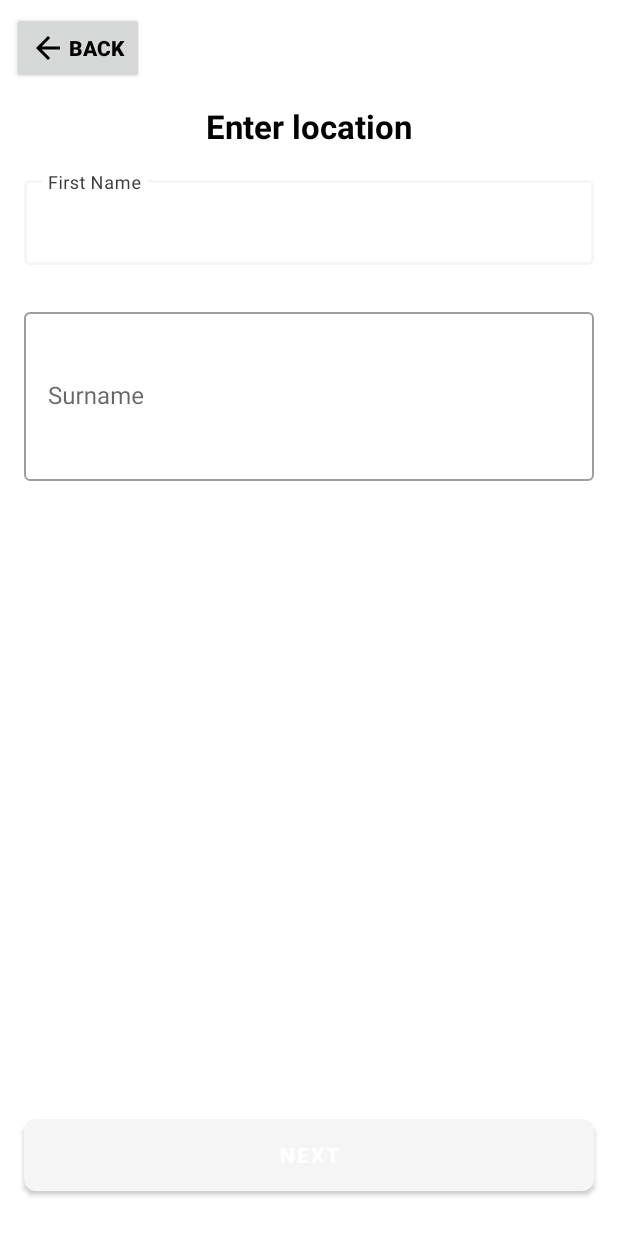
After one commit to yoosinpaddy/HairDresser, an Android app: the Location screen opened directly, with no data from a screen before it, on a phone screen of 412 x 824 dp. The commit adds this screen. Run offline under Robolectric (Android 15) with nearby library versions, the phone set to English and light mode, and no system bars.

Commit message:
Location and services

```diff
--- /dev/null
+++ b/app/src/main/java/apps/trichain/hairdresser/activities/Location.java
@@ -0,0 +1,16 @@
+package apps.trichain.hairdresser.activities;
+
+import androidx.appcompat.app.AppCompatActivity;
+
+import android.os.Bundle;
+
+import apps.trichain.hairdresser.R;
+
+public class Location extends AppCompatActivity {
+
+    @Override
+    protected void onCreate(Bundle savedInstanceState) {
+        super.onCreate(savedInstanceState);
+        setContentView(R.layout.activity_location);
+    }
+}
--- /dev/null
+++ b/app/src/main/res/drawable/ic_arrow_back_black_24dp.xml
@@ -0,0 +1,9 @@
+<vector xmlns:android="http://schemas.android.com/apk/res/android"
+        android:width="24dp"
+        android:height="24dp"
+        android:viewportWidth="24.0"
+        android:viewportHeight="24.0">
+    <path
+        android:fillColor="#FF000000"
+        android:pathData="M20,11H7.83l5.59,-5.59L12,4l-8,8 8,8 1.41,-1.41L7.83,13H20v-2z"/>
+</vector>
--- /dev/null
+++ b/app/src/main/res/layout/activity_location.xml
@@ -0,0 +1,87 @@
+<?xml version="1.0" encoding="utf-8"?>
+
+
+<RelativeLayout xmlns:android="http://schemas.android.com/apk/res/android"
+    xmlns:app="http://schemas.android.com/apk/res-auto"
+    xmlns:tools="http://schemas.android.com/tools"
+    android:layout_width="match_parent"
+    android:layout_height="match_parent"
+    android:background="@color/colorWhite"
+    tools:context=".activities.Location">
+    <Button
+        android:id="@+id/back"
+        android:layout_width="wrap_content"
+        android:layout_height="wrap_content"
+        android:drawableStart="@drawable/ic_arrow_back_black_24dp"
+        android:text="@string/back"
+        android:layout_margin="8dp"
+        android:textSize="14sp"
+        android:textColor="@color/colorBlack"
+        android:textStyle="bold"/>
+
+
+    <com.google.android.material.textview.MaterialTextView
+        android:id="@+id/lgTv"
+        android:layout_width="wrap_content"
+        android:layout_height="wrap_content"
+        android:layout_below="@+id/back"
+        android:layout_centerHorizontal="true"
+        android:layout_marginTop="5dp"
+        android:text="@string/enter_location"
+        android:textColor="@color/colorBlack"
+        android:textSize="22sp"
+        android:textStyle="bold" />
+
+    <com.google.android.material.textfield.TextInputLayout
+        android:id="@+id/cityh"
+        style="@style/Widget.MaterialComponents.TextInputLayout.OutlinedBox"
+        android:layout_width="match_parent"
+        android:layout_height="wrap_content"
+        android:layout_below="@+id/lgTv"
+        android:layout_margin="16dp"
+        android:hint="@string/first_name"
+        app:hintTextColor="@color/black_dull">
+
+        <com.google.android.material.textfield.TextInputEditText
+            android:id="@+id/city"
+            android:layout_width="match_parent"
+            android:layout_height="wrap_content" />
+    </com.google.android.material.textfield.TextInputLayout>
+
+    <com.google.android.material.textfield.TextInputLayout
+        android:id="@+id/addressh"
+        style="@style/Widget.MaterialComponents.TextInputLayout.OutlinedBox"
+        android:layout_width="match_parent"
+        android:layout_height="wrap_content"
+        android:layout_below="@+id/cityh"
+        android:layout_marginStart="16dp"
+        android:layout_marginTop="10dp"
+        android:layout_marginEnd="16dp"
+        android:layout_marginBottom="10dp"
+        android:hint="@string/surname"
+        app:hintTextColor="@color/black_dull">
+
+        <com.google.android.material.textfield.TextInputEditText
+            android:id="@+id/address"
+            android:layout_width="match_parent"
+            android:layout_height="wrap_content"
+            android:lines="4" />
+    </com.google.android.material.textfield.TextInputLayout>
+
+
+    <com.google.android.material.button.MaterialButton
+        android:id="@+id/next"
+        android:layout_width="match_parent"
+        android:layout_height="wrap_content"
+        android:layout_alignParentBottom="true"
+        android:layout_marginStart="16dp"
+        android:layout_marginEnd="16dp"
+        android:layout_marginBottom="30dp"
+        android:background="@drawable/button_background"
+        android:text="@string/next"
+        android:textAllCaps="true"
+        android:textColor="@color/colorWhite"
+        android:textSize="14sp"
+        android:textStyle="bold" />
+
+</RelativeLayout>
--- a/app/src/main/res/layout/activity_login.xml
+++ b/app/src/main/res/layout/activity_login.xml
@@ -41,7 +41,7 @@
         android:textStyle="bold" />
 
     <com.google.android.material.textfield.TextInputLayout
-        android:id="@+id/fnameh"
+        android:id="@+id/cityh"
         style="@style/Widget.MaterialComponents.TextInputLayout.OutlinedBox"
         android:layout_width="match_parent"
         android:layout_height="wrap_content"
@@ -62,7 +62,7 @@
         style="@style/Widget.MaterialComponents.TextInputLayout.OutlinedBox"
         android:layout_width="match_parent"
         android:layout_height="wrap_content"
-        android:layout_below="@+id/fnameh"
+        android:layout_below="@+id/cityh"
         android:layout_marginStart="16dp"
         android:layout_marginTop="10dp"
         android:layout_marginEnd="16dp"
--- a/app/src/main/res/values/strings.xml
+++ b/app/src/main/res/values/strings.xml
@@ -15,4 +15,8 @@
     <string name="contact_number">Contact Number</string>
     <string name="next">Next</string>
     <string name="already_have_an_account_login">Already have an account? Login</string>
+    <string name="enter_location">Enter location</string>
+    <string name="back">Back</string>
+    <string name="service_example">Bridal hair</string>
+    <string name="service_title">Select Service Needed</string>
 </resources>
```
Also changed, not shown: app/src/main/AndroidManifest.xml (+11 -7 lines), app/src/main/java/apps/trichain/hairdresser/activities/Services.java (added, +16 -0 lines), app/src/main/res/layout/activity_register.xml (+1 -16 lines), app/src/main/res/layout/activity_services.xml (added, +60 -0 lines), app/src/main/res/layout/item_service.xml (added, +16 -0 lines).
